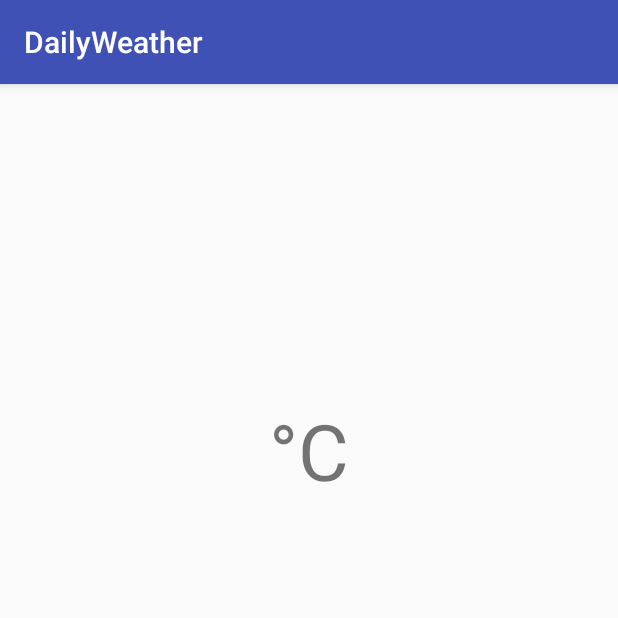
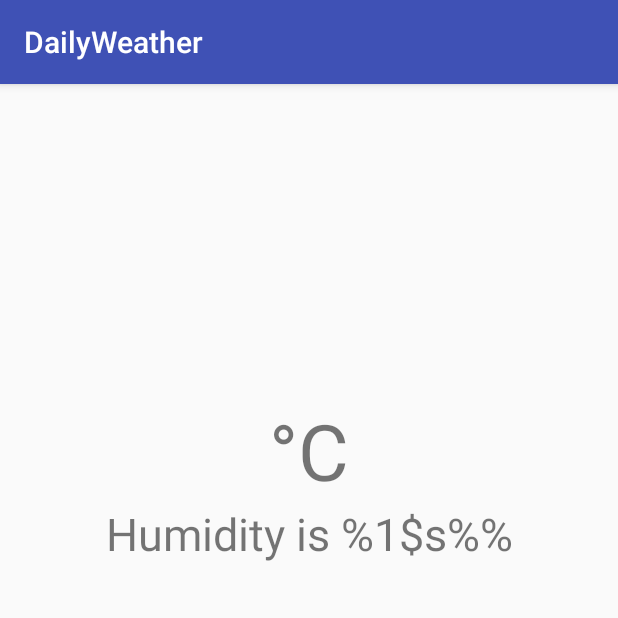
Before and after one commit to lydiasama/DailyWeather, an Android app: the CurrentWeatherActivity screen opened directly, with no data from a screen before it, on a phone screen of 412 x 824 dp, the top half of it. Run offline under Robolectric (Android 15) with nearby library versions, the phone set to English and light mode, and no system bars; libraries missing offline, so code that uses them is left out: com.orhanobut.hawk; 5 statements that could not run were skipped.

Commit message:
current weather activity

```diff
--- a/app/src/main/java/com/hallelujah/daily/weather/Constants.kt
+++ b/app/src/main/java/com/hallelujah/daily/weather/Constants.kt
@@ -3,3 +3,8 @@ package com.hallelujah.daily.weather
 const val API_URL = "http://api.openweathermap.org/data/2.5/"
 const val API_KEY = "a5785043086e07a8483a305abf1b4742"
 const val DEFAULT_UNIT = "metric"  // Celsius
+
+// Shared Preference Key
+const val TEMP = "TEMP"
+const val HUMIDITY = "HUMIDITY"
+const val CITY = "CITY"
--- a/app/src/main/java/com/hallelujah/daily/weather/currentWeather/CurrentWeatherActivity.kt
+++ b/app/src/main/java/com/hallelujah/daily/weather/currentWeather/CurrentWeatherActivity.kt
@@ -1,13 +1,35 @@
 package com.hallelujah.daily.weather.currentWeather
 
+import android.os.Bundle
 import android.support.v7.app.AppCompatActivity
-import android.os.Bundle
+import com.hallelujah.daily.weather.CITY
+import com.hallelujah.daily.weather.HUMIDITY
 import com.hallelujah.daily.weather.R
+import com.hallelujah.daily.weather.TEMP
+import com.orhanobut.hawk.Hawk
+import kotlinx.android.synthetic.main.activity_current_weather.*
 
 class CurrentWeatherActivity : AppCompatActivity() {
+
+    private lateinit var city : String
+    private lateinit var humidity : String
+    private lateinit var temp : String
 
     override fun onCreate(savedInstanceState: Bundle?) {
         super.onCreate(savedInstanceState)
         setContentView(R.layout.activity_current_weather)
+        getCurrentWeatherFromSharedPreference()
+        setupView()
+    }
+
+    private fun getCurrentWeatherFromSharedPreference() {
+        this.city = Hawk.get(CITY)
+        this.humidity = Hawk.get(HUMIDITY)
+        this.temp = Hawk.get(TEMP)
+    }
+
+    private fun setupView() {
+        tvTemp.text = temp
+        tvHumidity.text = getString(R.string.humidity, humidity)
     }
 }
--- a/app/src/main/java/com/hallelujah/daily/weather/main/MainActivity.kt
+++ b/app/src/main/java/com/hallelujah/daily/weather/main/MainActivity.kt
@@ -1,6 +1,7 @@
 package com.hallelujah.daily.weather.main
 
 import android.app.Activity
+import android.content.Intent
 import android.os.Bundle
 import android.support.v7.app.AppCompatActivity
 import android.view.View
@@ -8,6 +9,7 @@ import android.view.inputmethod.EditorInfo
 import android.view.inputmethod.InputMethodManager
 import com.hallelujah.daily.weather.DEFAULT_UNIT
 import com.hallelujah.daily.weather.R
+import com.hallelujah.daily.weather.currentWeather.CurrentWeatherActivity
 import kotlinx.android.synthetic.main.activity_main.*
 
 class MainActivity : AppCompatActivity(), MainView {
@@ -36,7 +38,7 @@ class MainActivity : AppCompatActivity(), MainView {
     }
 
     override fun gotoCurrentWeatherActivity() {
-        TODO("not implemented") //To change body of created functions use File | Settings | File Templates.
+        startActivity(Intent(this, CurrentWeatherActivity::class.java))
     }
 
     private fun setOnDoneAction() {
--- a/app/src/main/res/layout/activity_current_weather.xml
+++ b/app/src/main/res/layout/activity_current_weather.xml
@@ -29,4 +29,14 @@
         app:layout_constraintEnd_toEndOf="parent"
         app:layout_constraintBaseline_toBaselineOf="@+id/tvTemp"/>
 
+    <TextView
+        android:id="@+id/tvHumidity"
+        android:layout_width="wrap_content"
+        android:layout_height="wrap_content"
+        android:text="@string/humidity"
+        android:textSize="30sp"
+        app:layout_constraintTop_toBottomOf="@id/tvTemp"
+        app:layout_constraintStart_toStartOf="parent"
+        app:layout_constraintEnd_toEndOf="parent"/>
+
 </android.support.constraint.ConstraintLayout>
--- a/app/src/main/res/values/strings.xml
+++ b/app/src/main/res/values/strings.xml
@@ -3,4 +3,5 @@
     <string name="city">CITY</string>
     <string name="btn_current_weather" formatted="false">What\'s the weather at %s like?</string>
     <string name="degree_celsius">°C</string>
+    <string name="humidity" formatted="false">Humidity is %1$s%%</string>
 </resources>
```
Also changed, not shown: app/src/main/java/com/hallelujah/daily/weather/core/callback/CurrentWeatherCallback.kt (+14 -4 lines).
